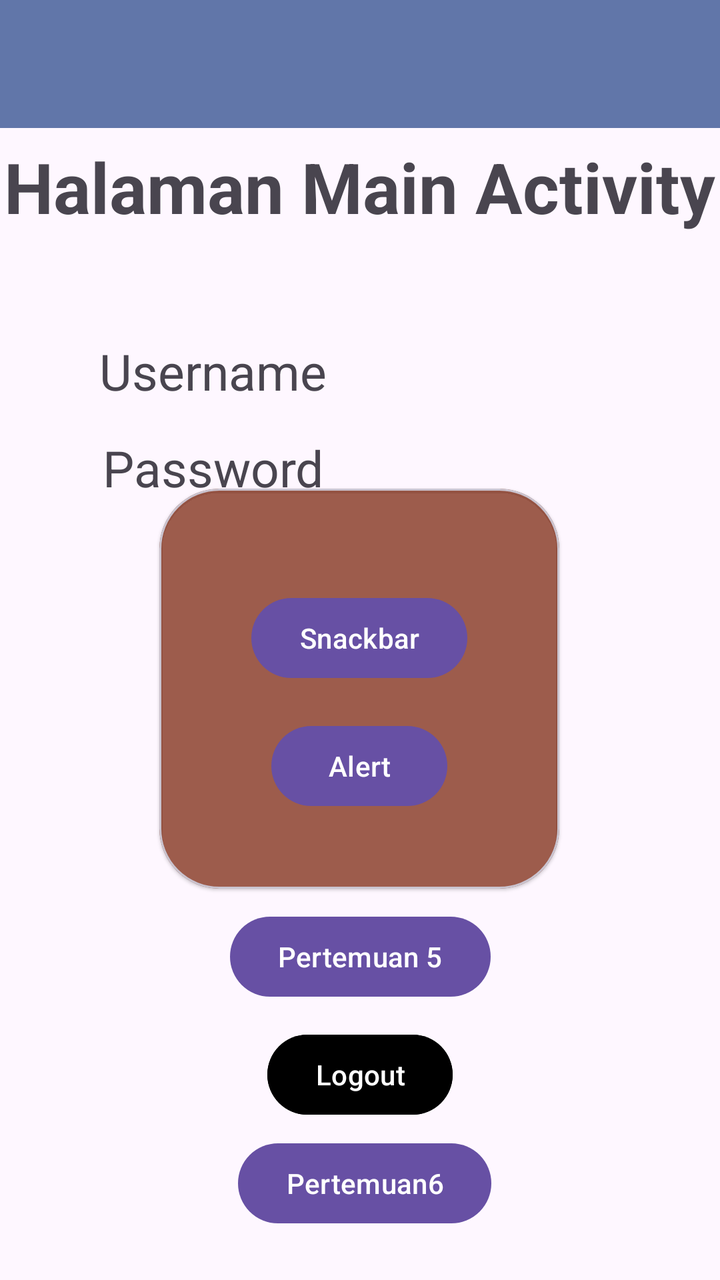
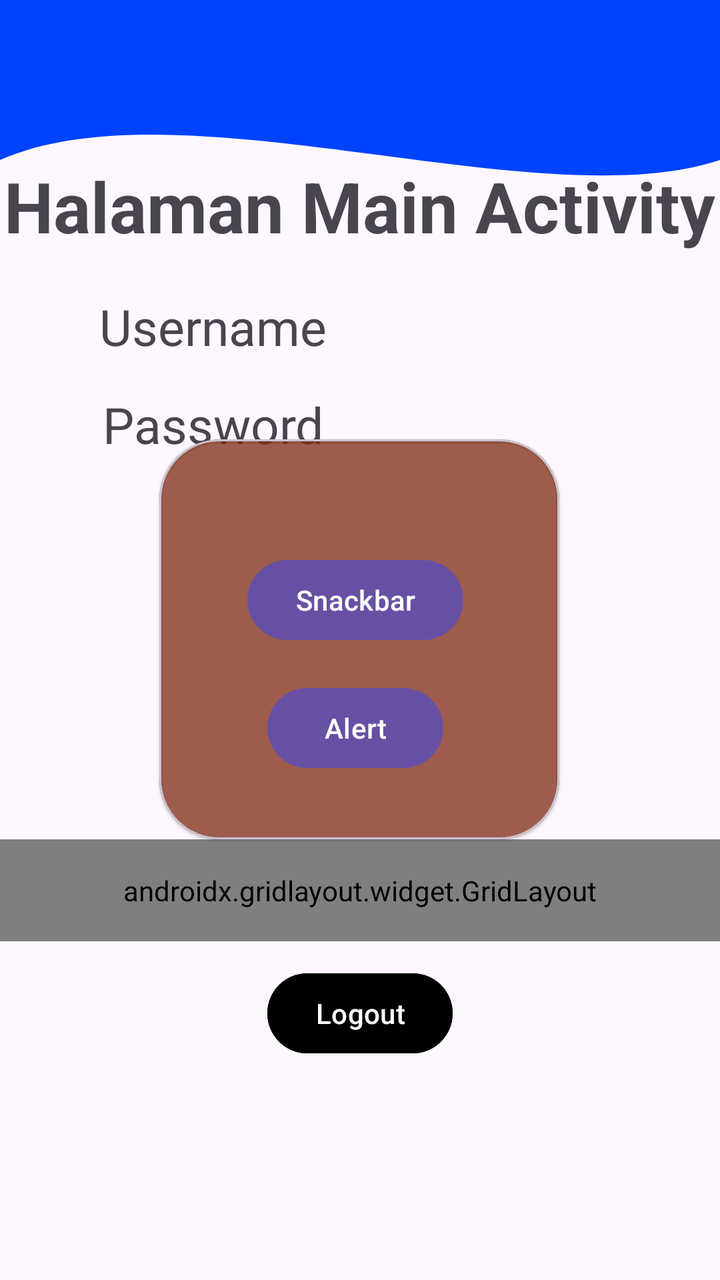

Before-and-after screenshots of an Android layout around one commit, followed by the original layout XML and the change that was made.
<!-- AndroidManifest.xml: application theme Theme.Alif_3TIA_Mobile -->
<!-- res/layout/fragment_home.xml -->
<?xml version="1.0" encoding="utf-8"?>
<androidx.constraintlayout.widget.ConstraintLayout xmlns:android="http://schemas.android.com/apk/res/android"
    xmlns:tools="http://schemas.android.com/tools"
    android:layout_width="match_parent"
    android:layout_height="match_parent"
    xmlns:app="http://schemas.android.com/apk/res-auto"
    tools:context=".Home.HomeFragment">


    

    <androidx.appcompat.widget.Toolbar
        android:id="@+id/ToolBar"
        android:layout_width="match_parent"
        android:layout_height="wrap_content"
        android:background="#6176A9"/>

    <TextView
        android:id="@+id/textView3"
        android:layout_width="wrap_content"
        android:layout_height="wrap_content"
        android:layout_marginTop="52dp"
        android:text="Username"
        android:textSize="25dp"
        app:layout_constraintEnd_toEndOf="parent"
        app:layout_constraintHorizontal_bias="0.202"
        app:layout_constraintStart_toStartOf="parent"
        app:layout_constraintTop_toBottomOf="@+id/textView2" />

    <TextView
        android:id="@+id/textView4"
        android:layout_width="wrap_content"
        android:layout_height="wrap_content"
        android:text="Password"
        android:textSize="25dp"
        app:layout_constraintBottom_toBottomOf="parent"
        app:layout_constraintEnd_toEndOf="parent"
        app:layout_constraintHorizontal_bias="0.206"
        app:layout_constraintStart_toStartOf="parent"
        app:layout_constraintTop_toBottomOf="@+id/textView3"
        app:layout_constraintVertical_bias="0.036" />

    <TextView
        android:id="@+id/textView2"
        android:layout_width="wrap_content"
        android:layout_height="wrap_content"
        android:text="Halaman Main Activity"
        android:textSize="35dp"
        android:textStyle="bold"
        app:layout_constraintBottom_toBottomOf="parent"
        app:layout_constraintEnd_toEndOf="parent"
        app:layout_constraintHorizontal_bias="0.49"
        app:layout_constraintStart_toStartOf="parent"
        app:layout_constraintTop_toTopOf="parent"
        app:layout_constraintVertical_bias="0.118" />

    <com.google.android.material.card.MaterialCardView
        android:id="@+id/materialCardView"
        android:layout_width="200dp"
        android:layout_height="200dp"
        android:backgroundTint="#C2832F17"
        app:cardCornerRadius="30dp"
        app:cardElevation="1dp"
        app:layout_constraintBottom_toBottomOf="parent"
        app:layout_constraintEnd_toEndOf="parent"
        app:layout_constraintHorizontal_bias="0.497"
        app:layout_constraintStart_toStartOf="parent"
        app:layout_constraintTop_toTopOf="parent"
        app:layout_constraintVertical_bias="0.555">

        <androidx.constraintlayout.widget.ConstraintLayout
            android:layout_width="match_parent"
            android:layout_height="match_parent"
            android:layout_margin="10dp">


            <Button
                android:id="@+id/btnAlert"
                android:layout_width="wrap_content"
                android:layout_height="wrap_content"
                android:layout_marginTop="16dp"
                android:text="Alert"
                app:layout_constraintEnd_toEndOf="parent"
                app:layout_constraintStart_toStartOf="parent"
                app:layout_constraintTop_toBottomOf="@+id/btnSnackbar" />

            <Button
                android:id="@+id/btnSnackbar"
                android:layout_width="wrap_content"
                android:layout_height="wrap_content"
                android:text="Snackbar"
                app:layout_constraintBottom_toBottomOf="parent"
                app:layout_constraintEnd_toEndOf="parent"
                app:layout_constraintStart_toStartOf="parent"
                app:layout_constraintTop_toTopOf="parent"
                app:layout_constraintVertical_bias="0.309" />

        </androidx.constraintlayout.widget.ConstraintLayout>

    </com.google.android.material.card.MaterialCardView>

    <Button
        android:id="@+id/btnlima"
        android:layout_width="wrap_content"
        android:layout_height="wrap_content"
        android:layout_marginBottom="120dp"
        android:text="Pertemuan 5"
        app:layout_constraintBottom_toBottomOf="parent"
        app:layout_constraintEnd_toEndOf="parent"
        app:layout_constraintStart_toStartOf="parent"
        app:layout_constraintTop_toBottomOf="@+id/materialCardView"
        app:layout_constraintVertical_bias="0.367" />

    <Button
        android:id="@+id/btnLogout"
        android:layout_width="wrap_content"
        android:layout_height="wrap_content"
        android:backgroundTint="@color/black"
        android:text="Logout"
        app:layout_constraintBottom_toBottomOf="parent"
        app:layout_constraintEnd_toEndOf="parent"
        app:layout_constraintStart_toStartOf="parent"
        app:layout_constraintTop_toBottomOf="@+id/btnlima"
        app:layout_constraintVertical_bias="0.121" />

    <Button
        android:id="@+id/btnEnam"
        android:layout_width="wrap_content"
        android:layout_height="wrap_content"
        android:text="Pertemuan6"
        app:layout_constraintBottom_toBottomOf="parent"
        app:layout_constraintEnd_toEndOf="parent"
        app:layout_constraintHorizontal_bias="0.51"
        app:layout_constraintStart_toStartOf="parent"
        app:layout_constraintTop_toBottomOf="@+id/btnLogout"
        app:layout_constraintVertical_bias="0.21" />

</androidx.constraintlayout.widget.ConstraintLayout>
<!-- resources referenced by this layout -->
<resources>
  <color name="black">#FF000000</color>
  <style name="Theme.Alif_3TIA_Mobile" parent="Base.Theme.Alif_3TIA_Mobile" />
  <style name="Base.Theme.Alif_3TIA_Mobile" parent="Theme.Material3.DayNight.NoActionBar">
          
          
      </style>
</resources>

<!-- the commit's change to res/layout/fragment_home.xml (unified diff, before → after) -->
@@ -6,6 +6,15 @@
     xmlns:app="http://schemas.android.com/apk/res-auto"
     tools:context=".Home.HomeFragment">
 
+    <View
+        android:id="@+id/background_header"
+        android:layout_width="0dp"
+        android:layout_height="200dp"
+        android:background="@drawable/bg_header_wave"
+        app:layout_constraintStart_toStartOf="parent"
+        app:layout_constraintEnd_toEndOf="parent"
+        app:layout_constraintTop_toTopOf="parent" />
+
 
     
 
@@ -13,13 +22,13 @@
         android:id="@+id/ToolBar"
         android:layout_width="match_parent"
         android:layout_height="wrap_content"
-        android:background="#6176A9"/>
+        android:background="#0043FF"/>
 
     <TextView
         android:id="@+id/textView3"
         android:layout_width="wrap_content"
         android:layout_height="wrap_content"
-        android:layout_marginTop="52dp"
+        android:layout_marginTop="20dp"
         android:text="Username"
         android:textSize="25dp"
         app:layout_constraintEnd_toEndOf="parent"
@@ -52,7 +61,7 @@
         app:layout_constraintHorizontal_bias="0.49"
         app:layout_constraintStart_toStartOf="parent"
         app:layout_constraintTop_toTopOf="parent"
-        app:layout_constraintVertical_bias="0.118" />
+        app:layout_constraintVertical_bias="0.134" />
 
     <com.google.android.material.card.MaterialCardView
         android:id="@+id/materialCardView"
@@ -66,11 +75,11 @@
         app:layout_constraintHorizontal_bias="0.497"
         app:layout_constraintStart_toStartOf="parent"
         app:layout_constraintTop_toTopOf="parent"
-        app:layout_constraintVertical_bias="0.555">
+        app:layout_constraintVertical_bias="0.499">
 
         <androidx.constraintlayout.widget.ConstraintLayout
-            android:layout_width="match_parent"
-            android:layout_height="match_parent"
+            android:layout_width="176dp"
+            android:layout_height="198dp"
             android:layout_margin="10dp">
 
 
@@ -99,40 +108,58 @@
 
     </com.google.android.material.card.MaterialCardView>
 
+    <androidx.gridlayout.widget.GridLayout
+        android:id="@+id/gridMenu"
+        android:layout_width="0dp"
+        android:layout_height="wrap_content"
+        android:padding="16dp"
+        app:columnCount="1"
+        app:useDefaultMargins="true"
+        app:layout_constraintEnd_toEndOf="parent"
+        app:layout_constraintStart_toStartOf="parent"
+        app:layout_constraintTop_toBottomOf="@+id/materialCardView">
+
     <Button
         android:id="@+id/btnlima"
         android:layout_width="wrap_content"
         android:layout_height="wrap_content"
-        android:layout_marginBottom="120dp"
         android:text="Pertemuan 5"
-        app:layout_constraintBottom_toBottomOf="parent"
-        app:layout_constraintEnd_toEndOf="parent"
-        app:layout_constraintStart_toStartOf="parent"
-        app:layout_constraintTop_toBottomOf="@+id/materialCardView"
-        app:layout_constraintVertical_bias="0.367" />
+        app:layout_columnWeight="1"
+        app:layout_gravity="fill_horizontal"
+       />
 
-    <Button
-        android:id="@+id/btnLogout"
-        android:layout_width="wrap_content"
-        android:layout_height="wrap_content"
-        android:backgroundTint="@color/black"
-        android:text="Logout"
-        app:layout_constraintBottom_toBottomOf="parent"
-        app:layout_constraintEnd_toEndOf="parent"
-        app:layout_constraintStart_toStartOf="parent"
-        app:layout_constraintTop_toBottomOf="@+id/btnlima"
-        app:layout_constraintVertical_bias="0.121" />
+
 
     <Button
         android:id="@+id/btnEnam"
         android:layout_width="wrap_content"
         android:layout_height="wrap_content"
         android:text="Pertemuan6"
-        app:layout_constraintBottom_toBottomOf="parent"
+        app:layout_columnWeight="1"
+        app:layout_gravity="fill_horizontal"
+       />
+
+    <Button
+        android:id="@+id/btnP9"
+        android:layout_width="wrap_content"
+        android:layout_height="wrap_content"
+        android:text="Pertemuan9"
+        app:layout_columnWeight="1"
+        app:layout_gravity="fill_horizontal"
+        />
+
+    </androidx.gridlayout.widget.GridLayout>
+
+    <Button
+        android:id="@+id/btnLogout"
+        android:layout_width="wrap_content"
+        android:layout_height="wrap_content"
+        android:layout_marginTop="12dp"
+        android:backgroundTint="@color/black"
+        android:text="Logout"
+        app:layout_columnWeight="1"
         app:layout_constraintEnd_toEndOf="parent"
-        app:layout_constraintHorizontal_bias="0.51"
         app:layout_constraintStart_toStartOf="parent"
-        app:layout_constraintTop_toBottomOf="@+id/btnLogout"
-        app:layout_constraintVertical_bias="0.21" />
-
+        app:layout_constraintTop_toBottomOf="@+id/gridMenu"
+        app:layout_gravity="fill_horizontal" />
 </androidx.constraintlayout.widget.ConstraintLayout>
<!-- resource entries referenced after the edit -->
@@ -1,6 +1,20 @@
 <!-- resources referenced by this layout -->
 <resources>
   <color name="black">#FF000000</color>
+  <!-- drawable bg_header_wave (drawable) -->
+  <?xml version="1.0" encoding="utf-8"?>
+  <vector xmlns:android="http://schemas.android.com/apk/res/android"
+      android:width="100dp"
+      android:height="100dp"
+      android:viewportWidth="100"
+      android:viewportHeight="100">
+      <path
+          android:fillColor="#0043FF"
+          android:pathData="M0,0 L100,0 L100,40 C75,55 25,20 0,40 Z" />
+  
+  
+  
+  </vector>
   <style name="Theme.Alif_3TIA_Mobile" parent="Base.Theme.Alif_3TIA_Mobile" />
   <style name="Base.Theme.Alif_3TIA_Mobile" parent="Theme.Material3.DayNight.NoActionBar">
           
